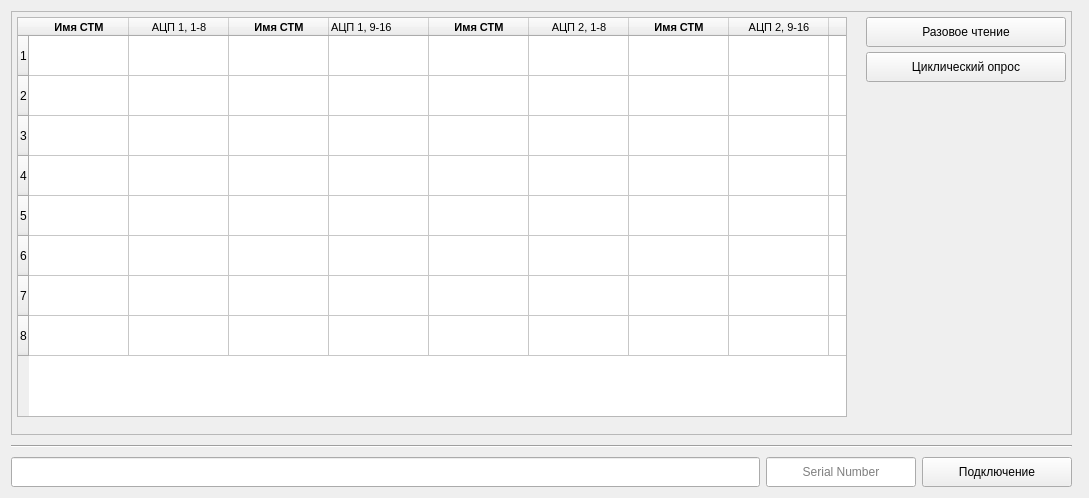
Old version of the form oai_kpa_stm/oai_kpa_stm_widget_qt.ui in the repository a-styuf/oai_kpa_stm.
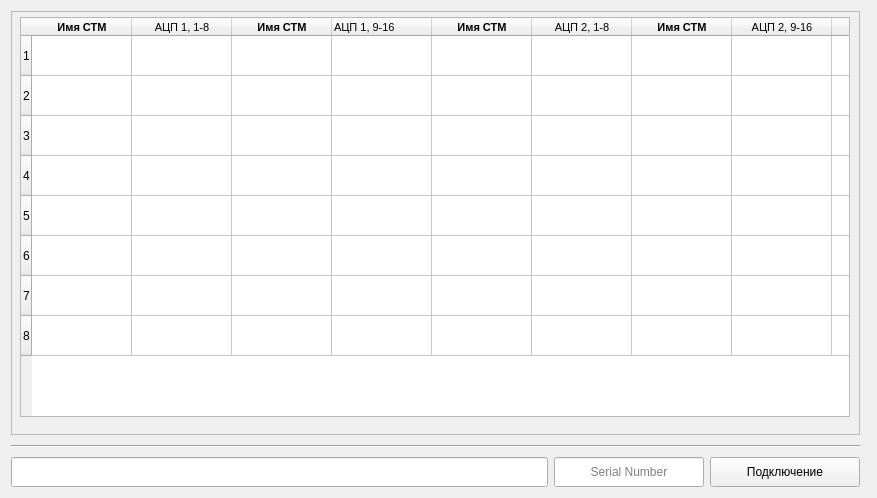
New version of the form.

Commit message: 2.00 Ускорен опрос каналов

Patch:
```diff
--- a/oai_kpa_stm/oai_kpa_stm_widget_qt.ui
+++ b/oai_kpa_stm/oai_kpa_stm_widget_qt.ui
@@ -6,7 +6,7 @@
    <rect>
     <x>0</x>
     <y>0</y>
-    <width>1089</width>
+    <width>877</width>
     <height>498</height>
    </rect>
   </property>
@@ -136,79 +136,15 @@
       <property name="spacing">
        <number>5</number>
       </property>
-      <item row="0" column="4" rowspan="2">
-       <layout class="QGridLayout" name="gridLayout_3">
-        <property name="sizeConstraint">
-         <enum>QLayout::SetMinimumSize</enum>
-        </property>
-        <item row="0" column="0">
-         <widget class="QPushButton" name="singleReadPushButton">
-          <property name="sizePolicy">
-           <sizepolicy hsizetype="Expanding" vsizetype="Fixed">
-            <horstretch>0</horstretch>
-            <verstretch>0</verstretch>
-           </sizepolicy>
-          </property>
-          <property name="minimumSize">
-           <size>
-            <width>200</width>
-            <height>30</height>
-           </size>
-          </property>
-          <property name="maximumSize">
-           <size>
-            <width>200</width>
-            <height>30</height>
-           </size>
-          </property>
-          <property name="text">
-           <string>Разовое чтение</string>
-          </property>
-         </widget>
-        </item>
-        <item row="6" column="0">
-         <spacer name="VSpacer">
-          <property name="orientation">
-           <enum>Qt::Vertical</enum>
-          </property>
-          <property name="sizeHint" stdset="0">
-           <size>
-            <width>200</width>
-            <height>682</height>
-           </size>
-          </property>
-         </spacer>
-        </item>
-        <item row="1" column="0">
-         <widget class="QPushButton" name="cycleReadPushButton">
-          <property name="minimumSize">
-           <size>
-            <width>200</width>
-            <height>30</height>
-           </size>
-          </property>
-          <property name="maximumSize">
-           <size>
-            <width>200</width>
-            <height>30</height>
-           </size>
-          </property>
-          <property name="text">
-           <string>Циклический опрос</string>
-          </property>
-         </widget>
-        </item>
-       </layout>
-      </item>
-      <item row="0" column="3">
-       <spacer name="horizontalSpacer_2">
+      <item row="1" column="0">
+       <spacer name="verticalSpacer">
         <property name="orientation">
-         <enum>Qt::Horizontal</enum>
+         <enum>Qt::Vertical</enum>
         </property>
         <property name="sizeHint" stdset="0">
          <size>
-          <width>40</width>
-          <height>20</height>
+          <width>20</width>
+          <height>40</height>
          </size>
         </property>
        </spacer>
@@ -216,7 +152,7 @@
       <item row="0" column="0">
        <widget class="QTableWidget" name="stmTableWidget">
         <property name="sizePolicy">
-         <sizepolicy hsizetype="Minimum" vsizetype="Minimum">
+         <sizepolicy hsizetype="Expanding" vsizetype="Expanding">
           <horstretch>0</horstretch>
           <verstretch>0</verstretch>
          </sizepolicy>
```
Left out of the diff: 13 changed lines with no effect on the pictures. The commit also changes 3 other files.
